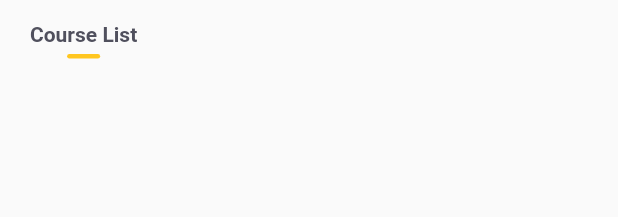
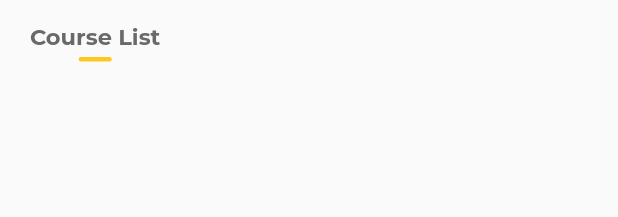
Before and after one commit to AhianyoElisha/calendarApp, a Flutter app: the CategoryItem widget shown alone on an empty page, opened directly, on a phone screen of 412 x 824 dp. Shown: the top 217 px of the screen. Run offline on Flutter 3.47's test engine with Material 2 defaults, Android fonts, the light colour scheme and no system bars; our stand-ins replace flutter_svg, font_awesome_flutter, google_fonts, shared_preferences, sqflite, syncfusion_flutter_calendar and 1 more; missing offline and left inert: keyboard_visibility, shared_preferences_web, syncfusion_flutter_core; accounts and stored records are empty.

Commit message:
chech through

```diff
--- a/calendar_store/lib/calendar/calendar.dart
+++ b/calendar_store/lib/calendar/calendar.dart
@@ -1,5 +1,4 @@
 import 'dart:core';
-import 'dart:ffi';
 
 import 'package:calendar_store/main/screens/home/components/app_bar.dart';
 import 'package:flutter/material.dart';
--- a/calendar_store/lib/constants.dart
+++ /dev/null
@@ -1 +0,0 @@
-import 'package:flutter/material.dart';
--- a/calendar_store/lib/main.dart
+++ b/calendar_store/lib/main.dart
@@ -1,7 +1,6 @@
 import 'package:calendar_store/main/screens/home/home-screen.dart';
 import 'package:flutter/material.dart';
 import 'package:calendar_store/calendar/calendar.dart';
-import 'package:calendar_store/calendar/db.dart';
 import 'package:calendar_store/theme.dart';
 import 'package:provider/provider.dart';
 
@@ -22,7 +21,7 @@ class MyApp extends StatelessWidget {
                   debugShowCheckedModeBanner: false,
                   title: 'Team 7',
                   theme: notifier.isDarkTheme! ? dark : light,
-                  home: Calendar(),
+                  home: HomeScreen(),
                 );
               }),
             );
--- a/calendar_store/lib/main/components/search_box.dart
+++ b/calendar_store/lib/main/components/search_box.dart
@@ -17,7 +17,7 @@ class SearchBox extends StatelessWidget {
       decoration: BoxDecoration(
         borderRadius: BorderRadius.circular(50),
         border: Border.all(
-          color: ksecondaryColor.withOpacity(0.32),
+          color: Theme.of(context).accentColor.withOpacity(0.32),
         ),
       ),
       child: TextField(
@@ -26,8 +26,8 @@ class SearchBox extends StatelessWidget {
           border: InputBorder.none,
           icon: SvgPicture.asset("assets/icons/search.svg"),
           hintText: "Search Here",
-          hintStyle: TextStyle(color: ksecondaryColor),
-        ),
+          hintStyle: Theme.of(context).primaryTextTheme.bodyText2
+        )
       ),
     );
   }
--- a/calendar_store/lib/main/screens/details/components/app_bar.dart
+++ b/calendar_store/lib/main/screens/details/components/app_bar.dart
@@ -4,12 +4,15 @@ import 'package:flutter_svg/flutter_svg.dart';
 AppBar detailsAppBar() {
   return AppBar(
     elevation: 0,
+    backgroundColor: Colors.transparent,
     leading: IconButton(
       icon: Icon(
         Icons.arrow_back_ios,
         color: Colors.white,
       ),
-      onPressed: () {},
+      onPressed: () {
+        BackButton();
+      },
     ),
     actions: <Widget>[
       IconButton(
--- a/calendar_store/lib/main/screens/home/components/app_bar.dart
+++ b/calendar_store/lib/main/screens/home/components/app_bar.dart
@@ -4,7 +4,7 @@ import 'package:calendar_store/theme.dart';
 
 AppBar homeAppBar(BuildContext context) {
   return AppBar(
-    backgroundColor: Colors.white,
+    backgroundColor: Theme.of(context).primaryColor,
     elevation: 0,
     leading: IconButton(
       icon: SvgPicture.asset("assets/icons/menu.svg"),
@@ -19,8 +19,8 @@ AppBar homeAppBar(BuildContext context) {
         children: [
           TextSpan(
             text: "Team",
-            style: TextStyle(color: ksecondaryColor),
-          ),
+            style: Theme.of(context).primaryTextTheme.bodyText2),
+
           TextSpan(
             text: " 7",
             style: TextStyle(color: kPrimaryColor),
--- a/calendar_store/lib/main/screens/home/components/category_item.dart
+++ b/calendar_store/lib/main/screens/home/components/category_item.dart
@@ -23,11 +23,8 @@ class CategoryItem extends StatelessWidget {
             Text(
               title!,
               style: isActive
-                  ? TextStyle(
-                      color: kTextColor,
-                      fontWeight: FontWeight.bold,
-                    )
-                  : TextStyle(fontSize: 12),
+                  ? Theme.of(context).primaryTextTheme.headline5
+                  : Theme.of(context).primaryTextTheme.bodyText1,
             ),
             if (isActive)
               Container(
--- a/calendar_store/lib/main/screens/home/components/discount_card.dart
+++ b/calendar_store/lib/main/screens/home/components/discount_card.dart
@@ -14,10 +14,8 @@ class DiscountCard extends StatelessWidget {
       child: Column(
         crossAxisAlignment: CrossAxisAlignment.start,
         children: <Widget>[
-          Text(
-            "Offers & Discounts",
-            style: TextStyle(fontWeight: FontWeight.bold, color: kTextColor),
-          ),
+          Text("Offers & Discounts",
+              style: Theme.of(context).primaryTextTheme.headline5),
           Container(
             margin: EdgeInsets.symmetric(vertical: 20),
             width: double.infinity,
--- a/calendar_store/lib/main/screens/home/home-screen.dart
+++ b/calendar_store/lib/main/screens/home/home-screen.dart
@@ -7,6 +7,7 @@ class HomeScreen extends StatelessWidget {
   @override
   Widget build(BuildContext context) {
     return Scaffold(
+      backgroundColor: Theme.of(context).primaryColor,
       appBar: homeAppBar(context),
       bottomNavigationBar: BottomNavBar(),
       body: Body(),
--- a/calendar_store/lib/theme.dart
+++ b/calendar_store/lib/theme.dart
@@ -2,15 +2,15 @@ import 'package:flutter/material.dart';
 import 'package:google_fonts/google_fonts.dart';
 import 'package:shared_preferences/shared_preferences.dart';
 
-
 const kPrimaryColor = Color(0xFFFFC61F);
 const ksecondaryColor = Color(0xFFB5BFD0);
-const kTextColor = Color(0xFF50505D);
-const kTextLightColor = Color(0xFF6A727D);
+// const kTextColor = Color(0xFF50505D);
+// const kTextLightColor = Color(0xFF6A727D);
+// const kShadowColor = Color(0xFFFFC61F);
 
-
-
-
+//Theme.of(context).primaryColor
+//Theme.of(context).accentColor
+// Theme.of(context).primaryTextTheme
 ThemeData light = ThemeData(
   primaryColor: Color.fromRGBO(246, 248, 250, 1.0),
   accentColor: Color.fromRGBO(50, 50, 50, 1),
@@ -18,25 +18,32 @@ ThemeData light = ThemeData(
     // Section Headings
     headline1: GoogleFonts.montserrat(
         color: Color.fromRGBO(59, 57, 60, 1),
-        fontSize: 22,
+        fontSize: 19,
         fontWeight: FontWeight.bold),
 
     headline2: GoogleFonts.montserrat(
         color: Color.fromRGBO(59, 57, 60, 1),
-        fontSize: 19,
+        fontSize: 16,
         fontWeight: FontWeight.w500),
 
+
+
     // List Font
-    bodyText1: GoogleFonts.montserrat(color:
-    Color.fromRGBO(105, 105, 108, 1), fontSize: 16),
-    bodyText2: GoogleFonts.montserrat(color:
-    Color.fromRGBO(105, 105, 108, 1),),
+    bodyText1: GoogleFonts.montserrat(
+        color: Color.fromRGBO(105, 105, 108, 1),height: 1.5),
+    bodyText2: GoogleFonts.montserrat(
+      color: Color.fromRGBO(205, 205, 208, 1),
+    ),
+    headline5: GoogleFonts.montserrat(
+        color: Color.fromRGBO(105, 105, 108, 1),
+        fontSize: 15,
+        fontWeight: FontWeight.bold),
 
-      //
-      // bodyText2: TextStyle(color: ksecondaryColor),
-      // bodyText1: TextStyle(color: ksecondaryColor),
+    //
+    // bodyText2: TextStyle(color: ksecondaryColor),
+    // bodyText1: TextStyle(color: ksecondaryColor),
   ),
-
+  primaryColorLight: Color(0xFFB0CCE1).withOpacity(0.3),
 );
 
 ThemeData dark = ThemeData(
@@ -47,20 +54,26 @@ ThemeData dark = ThemeData(
       // Section Headings
       headline1: GoogleFonts.montserrat(
           color: Color.fromRGBO(250, 250, 250, 1),
-          fontSize: 22,
+          fontSize: 19,
           fontWeight: FontWeight.bold),
 
       headline2: GoogleFonts.montserrat(
           color: Color.fromRGBO(225, 225, 225, 1),
-          fontSize: 19,
+          fontSize: 16,
           fontWeight: FontWeight.w500),
 
       // List Font
       bodyText1: GoogleFonts.montserrat(
-          color: Color.fromRGBO(200, 200, 200, 1), fontSize: 16),
+          color: Color.fromRGBO(200, 200, 200, 1),fontSize: 15),
+      bodyText2:
+          GoogleFonts.montserrat(color: Color.fromRGBO(200, 200, 200, 1)),
+      headline5: GoogleFonts.montserrat(
+          color: Color.fromRGBO(200, 200, 200, 1), fontSize: 15),
 
       // List Font
-    ));
+    ),
+    primaryColorLight: Color(0xFFB0CCE1).withOpacity(0.008),
+    );
 
 class ThemeNotifier extends ChangeNotifier {
   final String key = "theme";
--- a/calendar_store/pubspec.yaml
+++ b/calendar_store/pubspec.yaml
@@ -36,7 +36,6 @@ dependencies:
   sqflite: ^2.0.0+3
   intl: ^0.17.0
   flutter_svg: ^0.22.0
-  smooth_star_rating: ^1.1.1
 
 dev_dependencies:
   flutter_test:
```
Also changed, not shown: calendar_store/lib/main/components/bottom_nav_bar.dart (+9 -7 lines), calendar_store/lib/main/screens/details/components/body.dart (+2 -5 lines), calendar_store/lib/main/screens/details/components/title_price_rating.dart (+1 -10 lines), calendar_store/lib/main/screens/home/components/item_card.dart (deleted, +0 -13 lines), calendar_store/lib/main/screens/home/components/item_list.dart (+7 -6 lines), calendar_store/pubspec.lock.
